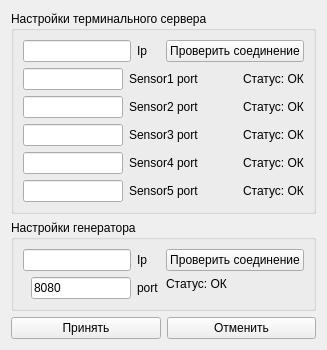
First picture: the form in smef/client/ui/connections_settings.ui, repository CrinitusFeles/SMEF, before the edit.
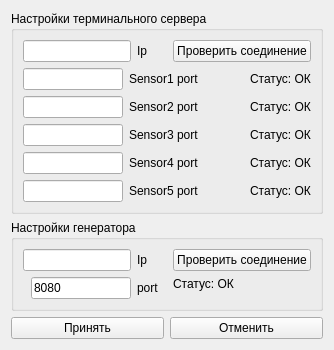
Second picture: the form after the edit.

Commit message: hided sensor status labels in connection settings widget

```diff
--- a/smef/client/ui/connections_settings.ui
+++ b/smef/client/ui/connections_settings.ui
@@ -6,7 +6,7 @@
    <rect>
     <x>0</x>
     <y>0</y>
-    <width>260</width>
+    <width>334</width>
     <height>332</height>
    </rect>
   </property>
```
Left out of the diff: 156 changed lines with no effect on the pictures. The commit also changes 1 other file.
